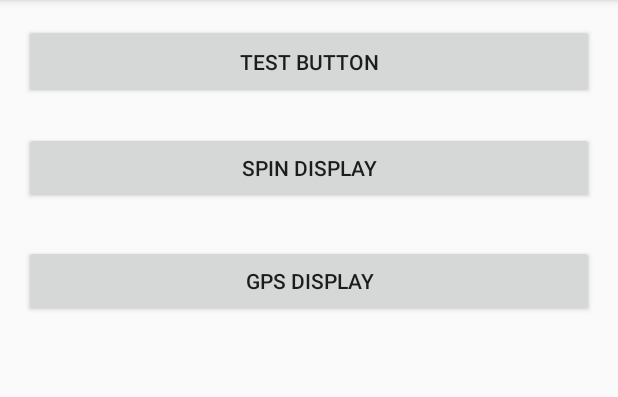
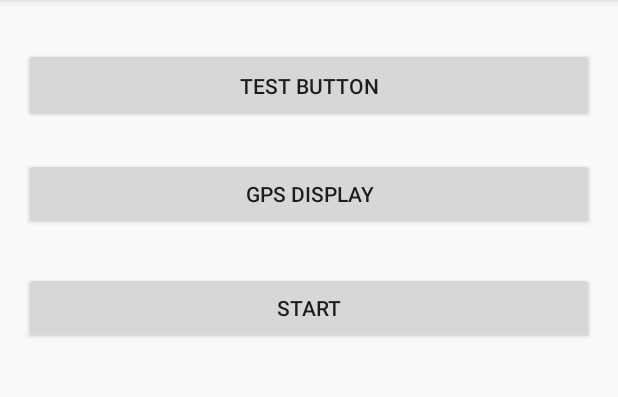
Before and after one commit to kalebingerick/SpinCycle356, an Android app: the screen it shows after launch (MainActivity), on a phone screen of 412 x 824 dp, the part 84-481 px from its top. Run offline under Robolectric (Android 15) with nearby library versions, the phone set to English and light mode, and no system bars.

Commit message:
difficulty stuff

```diff
--- a/app/src/main/res/layout/activity_main.xml
+++ b/app/src/main/res/layout/activity_main.xml
@@ -11,28 +11,13 @@
     tools:context="com.example.zach.spincycle.MainActivity">
 
     <Button
-        android:text="Spin Display"
-        android:layout_width="wrap_content"
-        android:layout_height="wrap_content"
-        android:id="@+id/test_button2"
-        android:layout_marginTop="22dp"
-        android:layout_below="@+id/test_button"
-        android:layout_alignParentRight="true"
-        android:layout_alignParentEnd="true"
-        style="@style/Widget.AppCompat.Button"
-        android:layout_alignParentLeft="true"
-        android:layout_alignParentStart="true" />
-
-    <Button
         android:id="@+id/test_button"
         android:text="Test Button"
         android:layout_height="50dp"
         android:layout_width="400dp"
+        android:layout_marginTop="16dp"
         android:layout_alignParentTop="true"
-        android:layout_alignParentRight="true"
-        android:layout_alignParentEnd="true"
-        android:layout_alignParentLeft="true"
-        android:layout_alignParentStart="true">
+        android:layout_centerHorizontal="true">
         <requestFocus/>
         </Button>
 
@@ -42,11 +27,24 @@
         android:layout_height="wrap_content"
         android:id="@+id/gps_button"
         style="@style/Widget.AppCompat.Button"
-        android:layout_below="@+id/test_button2"
-        android:layout_alignParentLeft="true"
-        android:layout_alignParentStart="true"
-        android:layout_marginTop="27dp"
-        android:layout_alignParentRight="true"
-        android:layout_alignParentEnd="true" />
+        android:layout_marginTop="23dp"
+        android:layout_below="@+id/test_button"
+        android:layout_alignRight="@+id/test_button"
+        android:layout_alignEnd="@+id/test_button"
+        android:layout_alignLeft="@+id/test_button"
+        android:layout_alignStart="@+id/test_button" />
+
+    <Button
+        android:text="Start"
+        android:layout_width="wrap_content"
+        android:layout_height="wrap_content"
+        android:id="@+id/start_button"
+        android:layout_marginTop="28dp"
+        style="@style/Widget.AppCompat.Button"
+        android:layout_below="@+id/gps_button"
+        android:layout_alignRight="@+id/gps_button"
+        android:layout_alignEnd="@+id/gps_button"
+        android:layout_alignLeft="@+id/gps_button"
+        android:layout_alignStart="@+id/gps_button" />
 
 </RelativeLayout>
--- a/app/src/main/res/values/colors.xml
+++ b/app/src/main/res/values/colors.xml
@@ -1,6 +1,6 @@
 <?xml version="1.0" encoding="utf-8"?>
 <resources>
-    <color name="colorPrimary">#3F51B5</color>
+    <color name="colorPrimary">#3f51b5</color>
     <color name="colorPrimaryDark">#303F9F</color>
     <color name="colorAccent">#FF4081</color>
 </resources>
```
Also changed, not shown: app/src/main/java/com/example/zach/spincycle/MainActivity.java (+51 -3 lines), app/src/main/res/layout/second_page.xml (+37 -0 lines).
